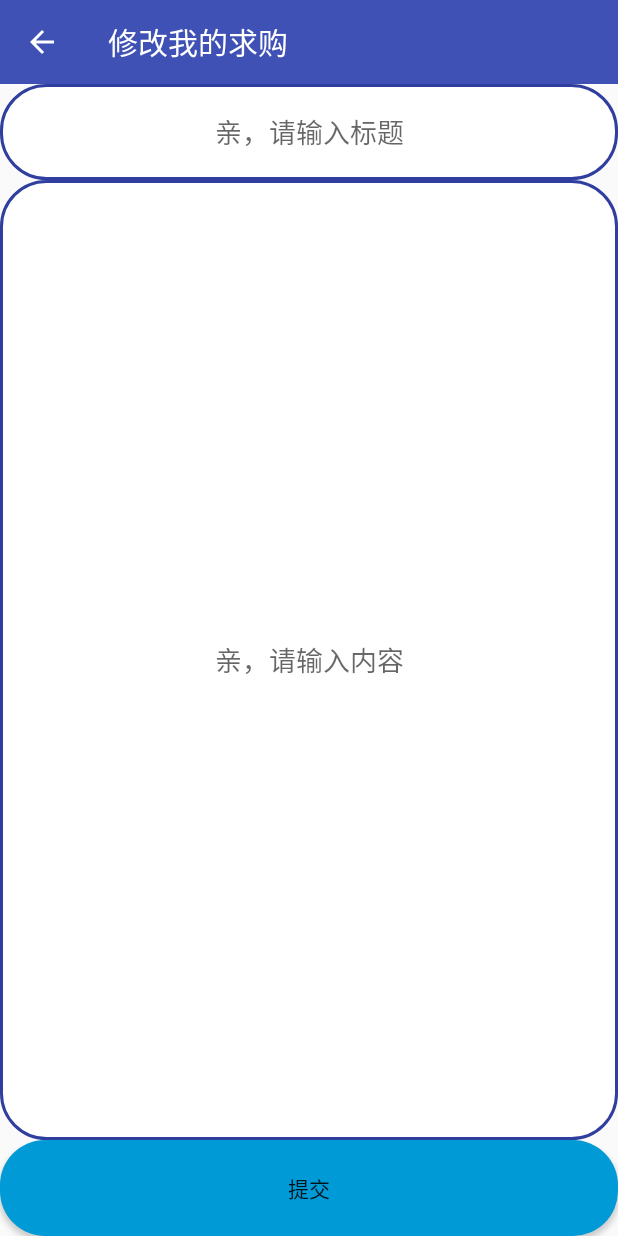
After one commit to stevenwsg/XSY-University-Trade, an Android app: the ModifyMyBuyActivity screen opened directly, with no data from a screen before it, on a phone screen of 412 x 824 dp. The commit adds this screen. Run offline under Robolectric (Android 15) with nearby library versions, the phone set to English and light mode, and no system bars; our stand-ins replace ButterKnife; libraries missing offline, so code that uses them is left out: cn.bmob.v3; 2 statements that could not run were skipped.

Commit message:
解决bug，完成logo加载

```diff
--- a/XSYTrade/app/src/main/AndroidManifest.xml
+++ b/XSYTrade/app/src/main/AndroidManifest.xml
@@ -22,10 +22,10 @@
     <uses-permission android:name="android.permission.ACCESS_FINE_LOCATION"/>
     <uses-permission android:name="android.permission.GET_TASKS"/>
     <uses-permission android:name="android.permission.CHANGE_WIFI_STATE"/>
-    <uses-permission android:name="android.permission.WAKE_LOCK"/>
     <uses-permission android:name="android.permission.MODIFY_AUDIO_SETTINGS"/>
     <uses-permission android:name="android.permission.RECEIVE_BOOT_COMPLETED"/>
-
+    <!--保持CPU 运转，屏幕和键盘灯有可能是关闭的,用于文件上传和下载 -->
+    <uses-permission android:name="android.permission.WAKE_LOCK" />
 
 
 
@@ -76,6 +76,8 @@
 
         <activity android:name=".ui.ModifyMySellActivity"
             android:label="@string/text_modifymysell"></activity>
+        <activity android:name=".ui.ModifyMyBuyActivity"
+            android:label="@string/text_modifymybuy"></activity>
 
 
 
--- a/XSYTrade/app/src/main/java/com/wsg/xsytrade/adapter/SellAdapter.java
+++ b/XSYTrade/app/src/main/java/com/wsg/xsytrade/adapter/SellAdapter.java
@@ -10,6 +10,7 @@ import android.widget.TextView;
 
 import com.wsg.xsytrade.R;
 import com.wsg.xsytrade.entity.Sell;
+import com.wsg.xsytrade.util.UtilTools;
 
 import java.util.List;
 
@@ -111,6 +112,10 @@ public class SellAdapter extends BaseAdapter implements View.OnClickListener {
         viewHolder1.iv_message.setOnClickListener(this);
         viewHolder1.iv_message.setTag(i);
 
+        if (mList.get(i).getImage()!=null){
+            UtilTools.getImage(mContext,viewHolder1.iv_logo,mList.get(i).getImage());
+        }
+
 
         return view;
     }
--- a/XSYTrade/app/src/main/java/com/wsg/xsytrade/fragment/BuyFragment.java
+++ b/XSYTrade/app/src/main/java/com/wsg/xsytrade/fragment/BuyFragment.java
@@ -131,6 +131,7 @@ public class BuyFragment extends Fragment implements BuyAdapter.Callback {
             public void done(List<Buy> list, BmobException e) {
                 if (e == null) {
 
+                    mList.clear();
                     mList.addAll(list);
                     adapter.notifyDataSetChanged();
 
--- /dev/null
+++ b/XSYTrade/app/src/main/java/com/wsg/xsytrade/ui/ModifyMyBuyActivity.java
@@ -0,0 +1,92 @@
+package com.wsg.xsytrade.ui;
+
+import android.content.Intent;
+import android.os.Bundle;
+import android.widget.Button;
+import android.widget.EditText;
+import android.widget.Toast;
+
+import com.wsg.xsytrade.R;
+import com.wsg.xsytrade.base.BaseActivity;
+import com.wsg.xsytrade.entity.Buy;
+
+import butterknife.BindView;
+import butterknife.ButterKnife;
+import butterknife.OnClick;
+import cn.bmob.v3.BmobQuery;
+import cn.bmob.v3.exception.BmobException;
+import cn.bmob.v3.listener.QueryListener;
+import cn.bmob.v3.listener.UpdateListener;
+
+/**
+ * 项目名：XSYTrade
+ * 包名：com.wsg.xsytrade.ui
+ * 文件名：ModifyMyBuyActivity
+ * 创建者：wsg
+ * 创建时间：2017/9/26  15:25
+ * 描述：T
+ */
+
+public class ModifyMyBuyActivity extends BaseActivity {
+    @BindView(R.id.modifybuy_title)
+    EditText modifybuyTitle;
+    @BindView(R.id.modifybuy_content)
+    EditText modifybuyContent;
+    @BindView(R.id.modifybuy_bt)
+    Button modifybuyBt;
+
+    private  String   mid;
+
+    @Override
+    protected void onCreate(Bundle savedInstanceState) {
+        super.onCreate(savedInstanceState);
+        setContentView(R.layout.activity_modifymybuy);
+        ButterKnife.bind(this);
+
+        initData();
+    }
+
+    private void initData() {
+        Intent i=getIntent();
+        final String s=i.getStringExtra("id");
+        mid=s;
+
+        BmobQuery<Buy> query=new BmobQuery<Buy>();
+        query.getObject(s, new QueryListener<Buy>() {
+            @Override
+            public void done(Buy buy, BmobException e) {
+                if(e==null){
+                    String t=buy.getTitle();
+                    String c=buy.getContent();
+
+
+
+                    modifybuyTitle.setText(t);
+                    modifybuyContent.setText(c);
+                }
+
+            }
+        });
+    }
+
+    @OnClick(R.id.modifybuy_bt)
+    public void onViewClicked() {
+
+
+        Buy buy=new Buy();
+        buy.setTitle(modifybuyTitle.getText().toString().trim());
+        buy.setContent(modifybuyContent.getText().toString().trim());
+
+
+        buy.update(mid, new UpdateListener() {
+            @Override
+            public void done(BmobException e) {
+                if(e==null){
+                    Toast.makeText(ModifyMyBuyActivity.this,"修改成功",Toast.LENGTH_SHORT).show();
+                    finish();
+                }
+
+            }
+        });
+    }
+}
--- a/XSYTrade/app/src/main/java/com/wsg/xsytrade/ui/NewBuyActivity.java
+++ b/XSYTrade/app/src/main/java/com/wsg/xsytrade/ui/NewBuyActivity.java
@@ -30,6 +30,7 @@ public class NewBuyActivity extends BaseActivity {
 
     private Buy buy;
     private String mname;
+    private String image;
     private String mtitle;
     private  String mcontent;
 
@@ -51,12 +52,14 @@ public class NewBuyActivity extends BaseActivity {
     public void onViewClicked() {
         MyUser userInfo = BmobUser.getCurrentUser(MyUser.class);
         mname=userInfo.getUsername();
+        image=userInfo.getImage();
         mtitle=newbuyTitle.getText().toString().trim();
         mcontent=newbuyContent.getText().toString().trim();
 
         if (!TextUtils.isEmpty(mname)&& !TextUtils.isEmpty(mtitle)&&!TextUtils.isEmpty(mcontent)){
             buy=new Buy();
             buy.setName(mname);
+            buy.setImage(image);
             buy.setTitle(mtitle);
             buy.setContent(mcontent);
             saveBuy();
--- a/XSYTrade/app/src/main/java/com/wsg/xsytrade/ui/NewSellActivity.java
+++ b/XSYTrade/app/src/main/java/com/wsg/xsytrade/ui/NewSellActivity.java
@@ -30,6 +30,7 @@ import cn.bmob.v3.listener.SaveListener;
 public class NewSellActivity extends BaseActivity {
     private Sell sell;
     private String mname;
+    private String image;
     private String mtitle;
     private  String mcontent;
 
@@ -51,6 +52,7 @@ public class NewSellActivity extends BaseActivity {
     public void onViewClicked() {
         MyUser userInfo = BmobUser.getCurrentUser(MyUser.class);
         mname=userInfo.getUsername();
+        image=userInfo.getImage();
         mtitle=newsellTitle.getText().toString().trim();
         mcontent=newsellContent.getText().toString().trim();
 
@@ -59,6 +61,7 @@ public class NewSellActivity extends BaseActivity {
         if (!TextUtils.isEmpty(mname)&& !TextUtils.isEmpty(mtitle)&&!TextUtils.isEmpty(mcontent)){
             sell=new Sell();
             sell.setName(mname);
+            sell.setImage(image);
             sell.setTitle(mtitle);
             sell.setContent(mcontent);
 
--- a/XSYTrade/app/src/main/java/com/wsg/xsytrade/util/StaticClass.java
+++ b/XSYTrade/app/src/main/java/com/wsg/xsytrade/util/StaticClass.java
@@ -22,4 +22,6 @@ public class StaticClass {
     public static String EASY_NAME;
     //EAUIPWD
     public static String EASY_PWD;
+    //个人logo是否更改
+
 }
--- /dev/null
+++ b/XSYTrade/app/src/main/res/layout/activity_modifymybuy.xml
@@ -0,0 +1,36 @@
+<?xml version="1.0" encoding="utf-8"?>
+<LinearLayout
+    xmlns:android="http://schemas.android.com/apk/res/android"
+    android:orientation="vertical"
+    android:layout_width="match_parent"
+    android:layout_height="match_parent">
+    <EditText
+        android:gravity="center"
+        android:hint="亲，请输入标题"
+        android:background="@drawable/edittext_bg"
+        android:id="@+id/modifybuy_title"
+        android:layout_weight="1"
+        android:layout_width="match_parent"
+        android:layout_height="0dp" />
+
+    <EditText
+        android:id="@+id/modifybuy_content"
+        android:layout_width="match_parent"
+        android:layout_height="0dp"
+        android:layout_weight="10"
+        android:background="@drawable/edittext_bg"
+        android:gravity="center"
+        android:hint="亲，请输入内容" />
+
+    <Button
+        android:background="@drawable/button_bg"
+        android:text="提交"
+        android:id="@+id/modifybuy_bt"
+        android:layout_weight="1"
+        android:layout_width="match_parent"
+        android:layout_height="0dp" />
+
+
+
+
+</LinearLayout>
--- a/XSYTrade/app/src/main/res/values/strings.xml
+++ b/XSYTrade/app/src/main/res/values/strings.xml
@@ -55,4 +55,5 @@
     <string name="text_my_sell">我的求购</string>
     <string name="text_my_buy">我的求售</string>
     <string name="text_modifymysell">修改我的求购</string>
+    <string name="text_modifymybuy">修改我的求购</string>
 </resources>
```
Also changed, not shown: XSYTrade/app/src/main/java/com/wsg/xsytrade/adapter/BuyAdapter.java (+8 -0 lines), XSYTrade/app/src/main/java/com/wsg/xsytrade/adapter/MyBuyAdapter.java (+16 -7 lines), XSYTrade/app/src/main/java/com/wsg/xsytrade/entity/Buy.java (+9 -0 lines), XSYTrade/app/src/main/java/com/wsg/xsytrade/entity/MyUser.java (+9 -0 lines), XSYTrade/app/src/main/java/com/wsg/xsytrade/entity/Sell.java (+9 -0 lines), XSYTrade/app/src/main/java/com/wsg/xsytrade/fragment/UserFragment.java (+13 -0 lines), XSYTrade/app/src/main/java/com/wsg/xsytrade/ui/MyBuyActivity.java (+36 -23 lines), XSYTrade/app/src/main/java/com/wsg/xsytrade/util/UtilTools.java (+113 -1 lines).
